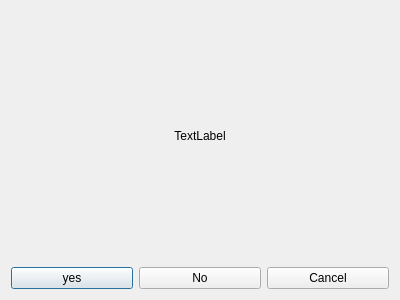
Above: Qt-Widgets-Examples/QDialog-Example/src/dialog/ui/ConfirmationDialog.ui from STyulenev/Qt-CPP-Examples before the change. Below: the same form after it.
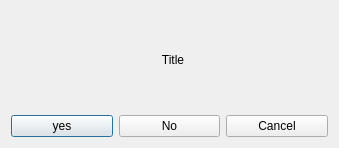
That is the form after the change.

The edit to the form file:
```diff
--- a/Qt-Widgets-Examples/QDialog-Example/src/dialog/ui/ConfirmationDialog.ui
+++ b/Qt-Widgets-Examples/QDialog-Example/src/dialog/ui/ConfirmationDialog.ui
@@ -6,25 +6,42 @@
    <rect>
     <x>0</x>
     <y>0</y>
-    <width>400</width>
-    <height>300</height>
+    <width>339</width>
+    <height>148</height>
    </rect>
   </property>
   <property name="windowTitle">
    <string>Dialog</string>
   </property>
-  <layout class="QGridLayout" name="gridLayout" rowstretch="5,1" rowminimumheight="0,0">
-   <item row="0" column="0">
+  <layout class="QVBoxLayout" name="verticalLayout" stretch="5,1">
+   <item>
+    <layout class="QHBoxLayout" name="horizontalLayout_2" stretch="0,4">
+     <property name="spacing">
+      <number>0</number>
+     </property>
+     <item>
+      <widget class="QLabel" name="iconLabel">
+       <property name="text">
+        <string/>
+       </property>
+       <property name="alignment">
+        <set>Qt::AlignCenter</set>
+       </property>
+      </widget>
+     </item>
+     <item>
     <widget class="QLabel" name="titleLabel">
      <property name="text">
-      <string>TextLabel</string>
+        <string>Title</string>
      </property>
      <property name="alignment">
       <set>Qt::AlignCenter</set>
      </property>
     </widget>
    </item>
-   <item row="1" column="0">
+    </layout>
+   </item>
+   <item>
     <layout class="QHBoxLayout" name="horizontalLayout">
      <item>
       <widget class="QPushButton" name="btnYes">
```
Lines whose indentation alone changed are shown as unchanged.
